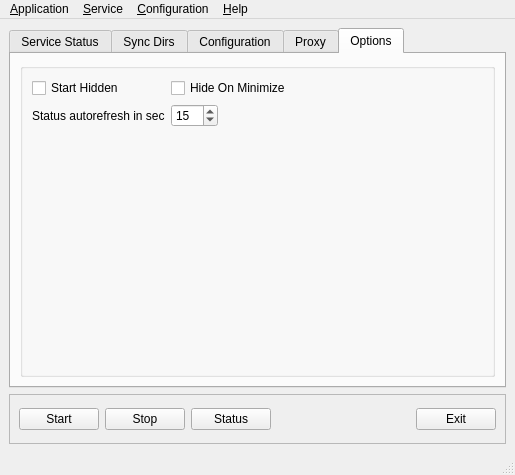
First picture: the form in qt/wlayout.ui, repository avsokol/yandish-code, before the edit.
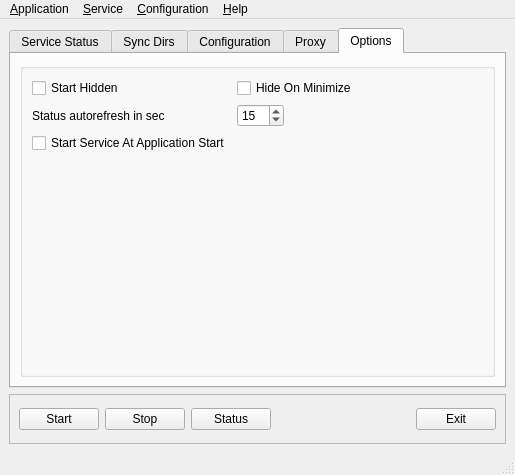
Second picture: the form after the edit. The open tabs and pages were chosen to show the change. Icons and pictures are not drawn.

Commit message:
- added start service at startup option and implemented behavior  - renamed some gui elements  - some cosmetics
	modified:   opts.py
	modified:   qt/window.py
	modified:   qt/wlayout.py
	modified:   qt/wlayout.ui

```diff
--- a/qt/wlayout.ui
+++ b/qt/wlayout.ui
@@ -488,6 +488,13 @@
              </property>
             </widget>
            </item>
+           <item row="2" column="0">
+            <widget class="QCheckBox" name="startServiceAtStart">
+             <property name="text">
+              <string>Start Service At Application Start</string>
+             </property>
+            </widget>
+           </item>
           </layout>
          </widget>
         </item>
```
Left out of the diff: 4 changed lines with no effect on the pictures. The commit also changes 3 other files.
